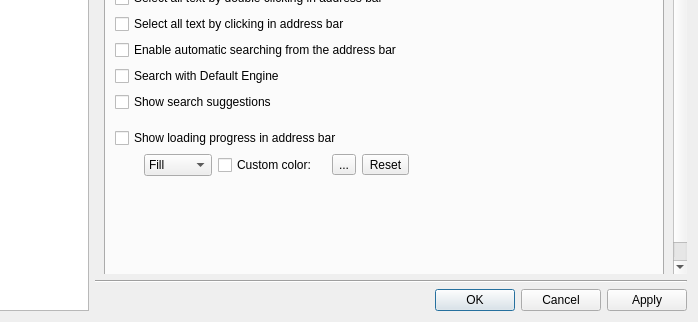
Above: src/lib/preferences/preferences.ui from KDE/falkon before the change; both pictures show x 142 to 840 and y 228 to 550 of the 840 by 550 pixel window. Below: the same form after it.
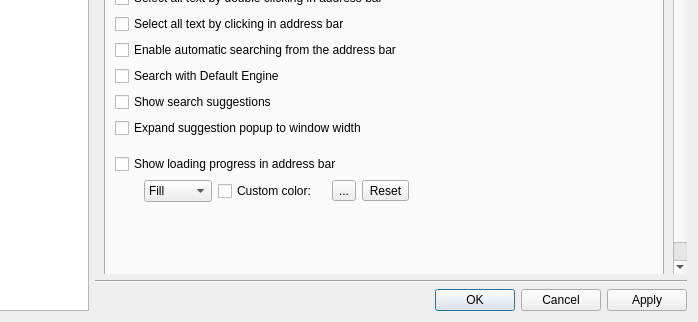
That is the form after the change. The open tabs and pages were chosen to show the change. Custom widgets are drawn as their Qt base class.

Commit message: AddressBar: Expand suggestion popup to the window

Patch:
```diff
--- a/src/lib/preferences/preferences.ui
+++ b/src/lib/preferences/preferences.ui
@@ -860,6 +860,13 @@
                  </property>
                 </widget>
                </item>
+               <item>
+                <widget class="QCheckBox" name="completionPopupExpandToWindow">
+                 <property name="text">
+                  <string>Expand suggestion popup to window width</string>
+                 </property>
+                </widget>
+               </item>
                <item>
                 <spacer name="verticalSpacer_16">
                  <property name="orientation">
```
The commit also changes 4 other files.
